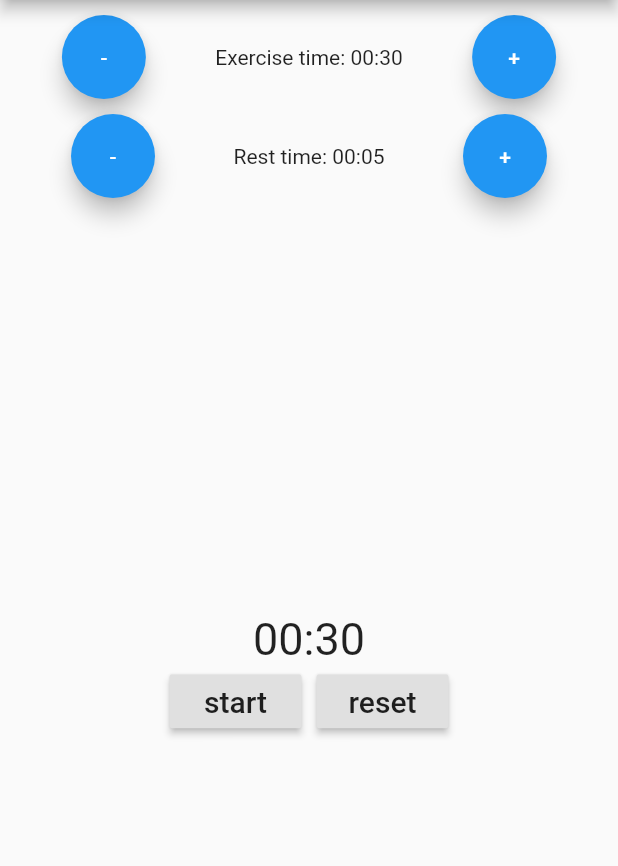
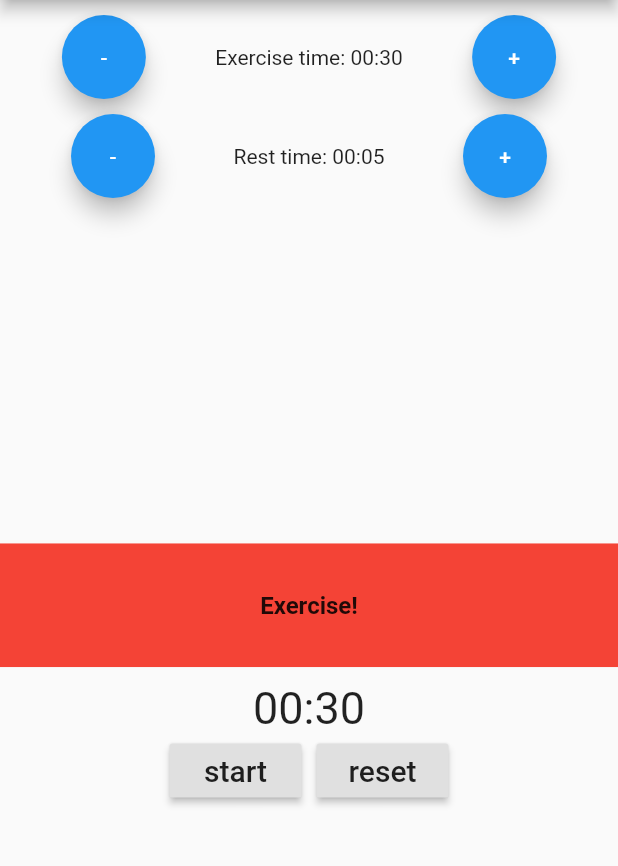
Before and after one commit to MarekJAM/interval_timer, a Flutter app: the screen it shows after launch, after a tap on "start", after a tap on "reset", on a phone screen of 412 x 824 dp, the part 84-950 px from its top. Run offline on Flutter 3.47's test engine with Material 2 defaults, Android fonts, the phone set to English and light mode, and no system bars.

Commit message:
added simple progress bar

```diff
--- a/lib/main.dart
+++ b/lib/main.dart
@@ -1,5 +1,6 @@
 import 'package:flutter/material.dart';
 import 'dart:async';
+import 'package:flutter/services.dart';
 
 void main() {
   runApp(MyApp());
@@ -8,6 +9,10 @@ void main() {
 class MyApp extends StatelessWidget {
   @override
   Widget build(BuildContext context) {
+    SystemChrome.setPreferredOrientations([
+      DeviceOrientation.portraitUp,
+      DeviceOrientation.portraitDown,
+    ]);
     return MaterialApp(
       title: 'Interval Timer',
       theme: ThemeData(
@@ -27,17 +32,15 @@ class MainScreen extends StatefulWidget {
 class _MainScreenState extends State<MainScreen> {
   Timer _timer;
   bool _isPaused = true;
+  bool _isStarted = false;
+  bool _isResting = false;
   Duration _exerciseTime = new Duration(seconds: 30);
   Duration _restTime = new Duration(seconds: 5);
   Duration _timeLeft = new Duration(seconds: 0);
 
-  @override
-  initState() {
-    super.initState();
-    _timeLeft = _exerciseTime;
-  }
-
   void startTimer() {
+    if (!_isStarted) _timeLeft = _exerciseTime;
+    _isStarted = true;
     _isPaused = false;
     const oneSec = const Duration(seconds: 1);
     _timer = new Timer.periodic(
@@ -45,7 +48,8 @@ class _MainScreenState extends State<MainScreen> {
       (Timer timer) => setState(
         () {
           if (_timeLeft < Duration(seconds: 1)) {
-            timer.cancel();
+            _isResting ? _timeLeft = _exerciseTime : _timeLeft = _restTime;
+            _isResting = !_isResting;
           } else {
             _timeLeft = _timeLeft - Duration(seconds: 1);
           }
@@ -69,6 +73,7 @@ class _MainScreenState extends State<MainScreen> {
 
   @override
   Widget build(BuildContext context) {
+    var deviceSize = MediaQuery.of(context).size;
     return new Scaffold(
       appBar: AppBar(title: Text("Interval timer")),
       body: Column(
@@ -131,6 +136,33 @@ class _MainScreenState extends State<MainScreen> {
             child: Column(
               mainAxisAlignment: MainAxisAlignment.center,
               children: <Widget>[
+                Container(
+                  height: deviceSize.height * 0.1,
+                  width: double.infinity,
+                  child: Stack(
+                    children: [
+                      Center(
+                        child: Container(
+                          decoration: BoxDecoration(
+                              color: _isResting ? Colors.green : Colors.red),
+                          width: deviceSize.width *
+                              _timeLeft.inSeconds /
+                              (_isResting ? _restTime : _exerciseTime)
+                                  .inSeconds,
+                        ),
+                      ),
+                      Center(
+                          child: Text(
+                        _isResting ? "Rest" : "Exercise!",
+                        style: TextStyle(
+                          fontWeight: FontWeight.bold,
+                          fontSize: 16
+                        ),
+                      ))
+                    ],
+                  ),
+                ),
+                Padding(padding: EdgeInsets.only(top: 10)),
                 Text(
                   "${format(_timeLeft)}",
                   style: TextStyle(fontSize: 30),
@@ -156,6 +188,8 @@ class _MainScreenState extends State<MainScreen> {
                         stopTimer();
                         setState(() {
                           _timeLeft = _exerciseTime;
+                          _isResting = false;
+                          _isStarted = false;
                         });
                       },
                       child: Text(
```
